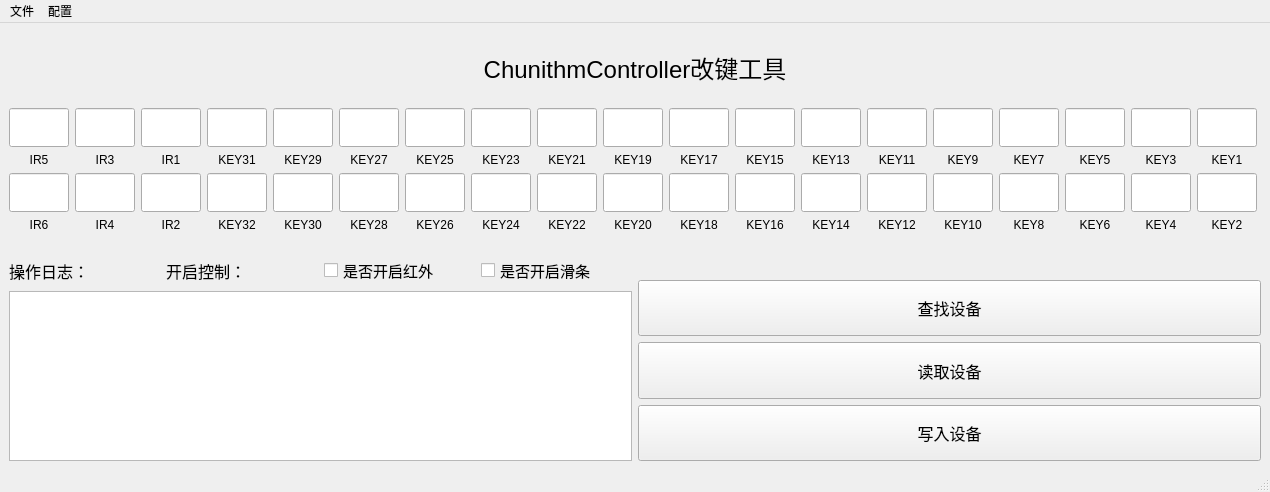
Before: the Qt Designer form gui.ui in fangxx3863/ChunithmControllerReversionHost, drawn with Qt 5.
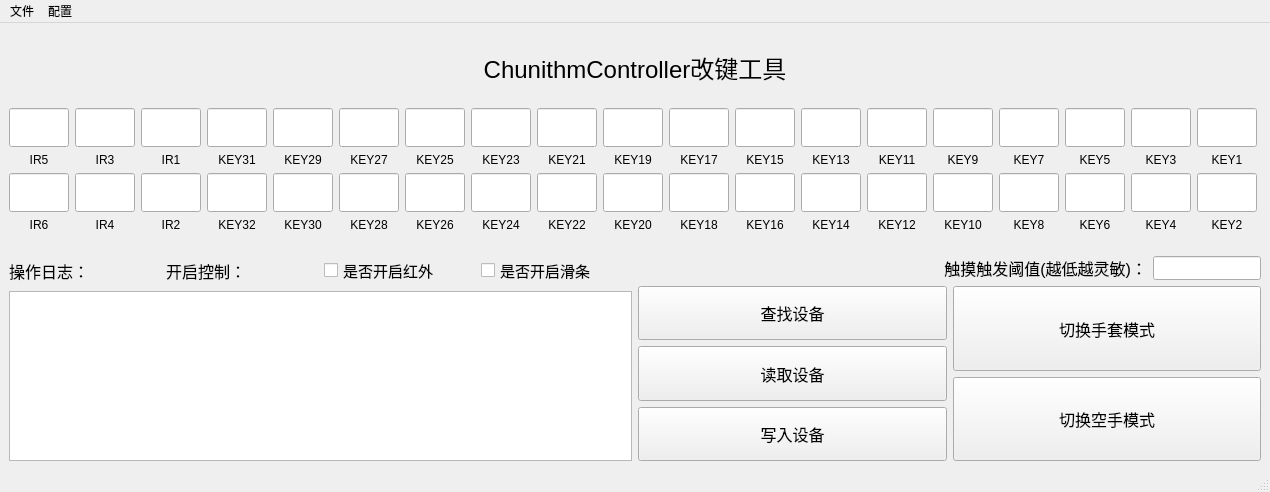
After: the same form once the commit is applied.

The edit to the form file:
```diff
--- a/gui.ui
+++ b/gui.ui
@@ -27,7 +27,7 @@
     </sizepolicy>
    </property>
    <layout class="QGridLayout" name="gridLayout">
-    <item row="0" column="0" colspan="2">
+    <item row="0" column="1">
      <spacer name="verticalSpacer_3">
       <property name="orientation">
        <enum>Qt::Vertical</enum>
@@ -40,7 +40,7 @@
       </property>
      </spacer>
     </item>
-    <item row="2" column="0" colspan="2">
+    <item row="2" column="1">
      <spacer name="verticalSpacer_2">
       <property name="orientation">
        <enum>Qt::Vertical</enum>
@@ -2055,7 +2055,7 @@
       </item>
      </layout>
     </item>
-    <item row="4" column="0" colspan="2">
+    <item row="4" column="1">
      <spacer name="verticalSpacer">
       <property name="orientation">
        <enum>Qt::Vertical</enum>
@@ -2143,25 +2143,79 @@
      </layout>
     </item>
     <item row="5" column="1">
+     <layout class="QVBoxLayout" name="verticalLayout_5" stretch="0,90">
+      <item>
+       <layout class="QHBoxLayout" name="horizontalLayout_5" stretch="0,0">
+        <property name="spacing">
+         <number>6</number>
+        </property>
+        <property name="sizeConstraint">
+         <enum>QLayout::SetDefaultConstraint</enum>
+        </property>
+        <property name="leftMargin">
+         <number>0</number>
+        </property>
+        <property name="topMargin">
+         <number>0</number>
+        </property>
+        <property name="rightMargin">
+         <number>0</number>
+        </property>
+        <property name="bottomMargin">
+         <number>0</number>
+        </property>
+        <item>
+         <widget class="QLabel" name="label">
+          <property name="sizePolicy">
+           <sizepolicy hsizetype="Preferred" vsizetype="Minimum">
+            <horstretch>0</horstretch>
+            <verstretch>0</verstretch>
+           </sizepolicy>
+          </property>
+          <property name="font">
+           <font>
+            <pointsize>12</pointsize>
+           </font>
+          </property>
+          <property name="layoutDirection">
+           <enum>Qt::LeftToRight</enum>
+          </property>
+          <property name="text">
+           <string>触摸触发阈值(越低越灵敏)：</string>
+          </property>
+          <property name="alignment">
+           <set>Qt::AlignRight|Qt::AlignTrailing|Qt::AlignVCenter</set>
+          </property>
+         </widget>
+        </item>
+        <item>
+         <widget class="QLineEdit" name="lineEdit_threshold">
+          <property name="sizePolicy">
+           <sizepolicy hsizetype="Fixed" vsizetype="Minimum">
+            <horstretch>0</horstretch>
+            <verstretch>0</verstretch>
+           </sizepolicy>
+          </property>
+          <property name="alignment">
+           <set>Qt::AlignCenter</set>
+          </property>
+         </widget>
+        </item>
+       </layout>
+      </item>
+      <item>
+       <layout class="QHBoxLayout" name="horizontalLayout_6" stretch="0,0">
+        <property name="topMargin">
+         <number>0</number>
+        </property>
+        <property name="bottomMargin">
+         <number>0</number>
+        </property>
+        <item>
      <layout class="QVBoxLayout" name="verticalLayout_2">
-      <item>
-       <widget class="QLabel" name="label_bt">
-        <property name="sizePolicy">
-         <sizepolicy hsizetype="Preferred" vsizetype="Fixed">
-          <horstretch>0</horstretch>
-          <verstretch>0</verstretch>
-         </sizepolicy>
-        </property>
-        <property name="font">
-         <font>
-          <pointsize>12</pointsize>
-         </font>
-        </property>
-        <property name="text">
-         <string/>
-        </property>
-       </widget>
-      </item>
+          <property name="sizeConstraint">
+           <enum>QLayout::SetMaximumSize</enum>
+          </property>
       <item>
        <widget class="QPushButton" name="pushButton_FindDevice">
         <property name="sizePolicy">
@@ -2218,6 +2272,53 @@
       </item>
      </layout>
     </item>
+        <item>
+         <layout class="QVBoxLayout" name="verticalLayout_4">
+          <property name="sizeConstraint">
+           <enum>QLayout::SetMaximumSize</enum>
+          </property>
+          <item>
+           <widget class="QPushButton" name="pushButton_Gloves">
+            <property name="sizePolicy">
+             <sizepolicy hsizetype="Minimum" vsizetype="Minimum">
+              <horstretch>0</horstretch>
+              <verstretch>0</verstretch>
+             </sizepolicy>
+            </property>
+            <property name="font">
+             <font>
+              <pointsize>12</pointsize>
+             </font>
+            </property>
+            <property name="text">
+             <string>切换手套模式</string>
+            </property>
+           </widget>
+          </item>
+          <item>
+           <widget class="QPushButton" name="pushButton_Hands">
+            <property name="sizePolicy">
+             <sizepolicy hsizetype="Minimum" vsizetype="Minimum">
+              <horstretch>0</horstretch>
+              <verstretch>0</verstretch>
+             </sizepolicy>
+            </property>
+            <property name="font">
+             <font>
+              <pointsize>12</pointsize>
+             </font>
+            </property>
+            <property name="text">
+             <string>切换空手模式</string>
+            </property>
+           </widget>
+          </item>
+         </layout>
+        </item>
+       </layout>
+      </item>
+     </layout>
+    </item>
     <item row="1" column="0" colspan="2">
      <widget class="QLabel" name="Ttile">
       <property name="font">
```
Left out of the diff: 46 changed lines with no effect on the pictures. Lines whose indentation alone changed are shown as unchanged.
